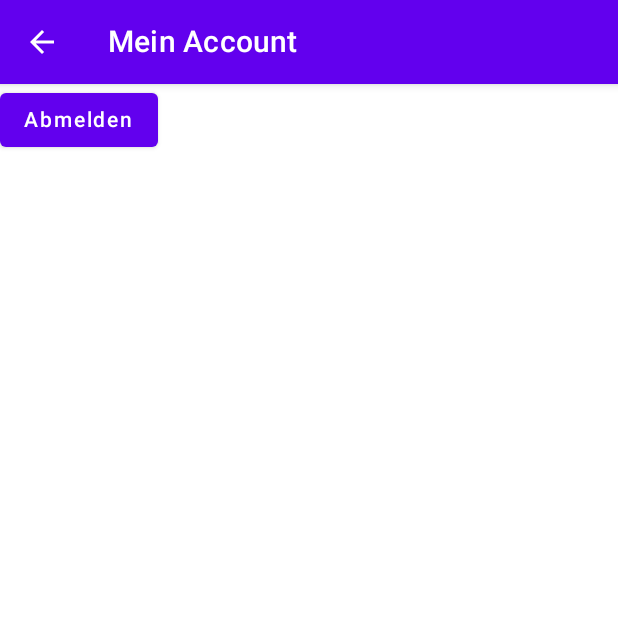
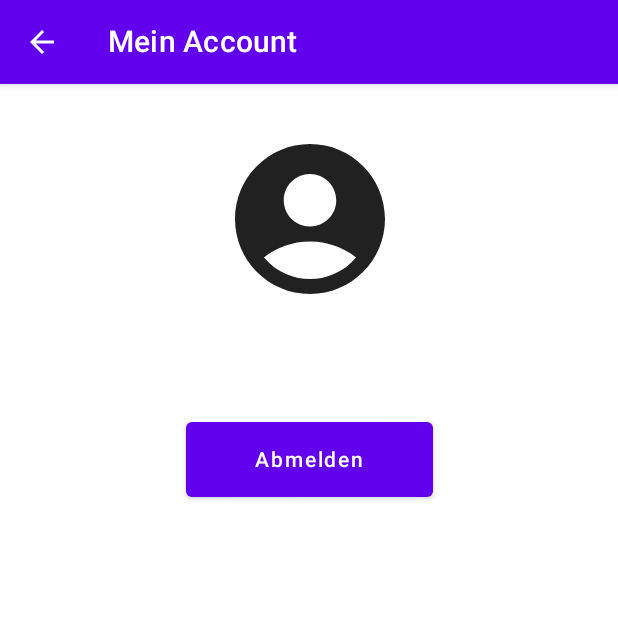
Before and after one commit to danielp0505/android-mobile-scanner, an Android app built with Jetpack Compose: the UserScreen screen opened through its navigation route, on a phone screen of 412 x 824 dp, the top half of it. Run offline under Robolectric (Android 15) with nearby library versions, the phone set to English and light mode, and no system bars; our stand-ins replace Firebase (no records; nobody signed in at launch, a user with empty details on screens opened directly), Room's generated code; libraries missing offline, so code that uses them is left out: com.firebase.ui.

Commit message:
- Basic Layout for UserScreen.kt - Adjusted layout of DocumentsListScreen.kt - Removed unused parameters

```diff
--- a/app/src/main/java/de/thm/ap/mobile_scanner/MainActivity.kt
+++ b/app/src/main/java/de/thm/ap/mobile_scanner/MainActivity.kt
@@ -126,9 +126,8 @@ class MainActivity : ComponentActivity() {
                                         navController.navigate("documentEditScreen")
                                               },
                                 editDocument = { documentUID: String ->
-                                    navController.navigate("documentEditScreen/${documentUID}")},
-                                login = { startSignIn() },
-                                logout = { signOut() }
+                                    navController.navigate("documentEditScreen/${documentUID}")
+                                }
                             )
                         }
                         composable("documentEditScreen") { backStackEntry: NavBackStackEntry ->
--- a/app/src/main/java/de/thm/ap/mobile_scanner/ui/screens/DocumentsListScreen.kt
+++ b/app/src/main/java/de/thm/ap/mobile_scanner/ui/screens/DocumentsListScreen.kt
@@ -18,6 +18,7 @@ import androidx.compose.foundation.text.KeyboardOptions
 import androidx.compose.material.*
 import androidx.compose.material.icons.Icons
 import androidx.compose.material.icons.filled.*
+import androidx.compose.material.icons.rounded.AccountCircle
 import androidx.compose.runtime.*
 import androidx.compose.ui.ExperimentalComposeUiApi
 import androidx.compose.ui.Modifier
@@ -27,6 +28,7 @@ import androidx.compose.ui.graphics.Color
 import androidx.compose.ui.platform.LocalContext
 import androidx.compose.ui.platform.LocalSoftwareKeyboardController
 import androidx.compose.ui.res.stringResource
+import androidx.compose.ui.text.font.FontWeight
 import androidx.compose.ui.text.input.ImeAction
 import androidx.compose.ui.text.style.TextOverflow
 import androidx.compose.ui.unit.dp
@@ -206,7 +208,7 @@ fun DocumentListTopAppBar(
                     openTagManagement()
                 }) {
                     Icon(
-                        imageVector = Icons.Default.Person,
+                        imageVector = Icons.Rounded.AccountCircle,
                         contentDescription = stringResource(id = R.string.my_account)
                     )
                 }
@@ -223,8 +225,6 @@ fun DocumentsListScreen(
     openUserScreen: () -> Unit,
     addDocument: () -> Unit,
     editDocument: (String) -> Unit,
-    login: () -> Unit,
-    logout: () -> Unit,
 ) {
     val vm: DocumentsListViewModel = viewModel()
     val context = LocalContext.current
@@ -258,7 +258,8 @@ fun DocumentsListScreen(
                     it.matches(vm.searchString) ||
                     it.document.title?.lowercase()?.contains(vm.searchString.lowercase()) == true
                 }, key = { it.document.documentId!! }) { documentWithTags ->
-                    DocumentListItem(document = documentWithTags.document,
+                    DocumentListItem(
+                        document = documentWithTags.document,
                         tags = documentWithTags.tags,
                         editDocument = {editDocument(documentWithTags.document.uri!!)},
 						openDocument = { openDocument(documentWithTags.document.uri!!) },
@@ -299,7 +300,8 @@ fun DocumentListItem(
     Row(
     ) {
         ListItem(modifier = Modifier
-            .background(color = if (vm.selectedDocuments.contains(document)) MaterialTheme.colors.secondary else MaterialTheme.colors.background)
+            .background(color = if (vm.selectedDocuments.contains(document)) MaterialTheme.colors.secondary
+                                else MaterialTheme.colors.background)
             .combinedClickable(
                 onClick = {
                     when {
@@ -318,12 +320,16 @@ fun DocumentListItem(
                 },
             ), text = {
             val title: String =
-                if (document.title == null) stringResource(id = R.string.unnamed_document) else document.title!!
+                if (document.title == null) stringResource(id = R.string.unnamed_document)
+                else document.title!!
             Text(
-                text = title, maxLines = 1, overflow = TextOverflow.Clip
+                text = title, maxLines = 1, overflow = TextOverflow.Clip,
+                fontWeight = FontWeight.SemiBold
             )
         }, secondaryText = {
-                LazyRow(content = {
+                LazyRow(
+                    modifier = Modifier.padding(vertical = 4.dp),
+                    content = {
                     items(items = tags, key = { it.tagId!! }) { tag ->
                         TagButton(tag = tag, onClick = {
                             vm.searchString = tag.name!!
@@ -363,6 +369,6 @@ fun TagButton(tag: Tag, onClick: () -> Unit) {
     },
         onClick = { onClick() },
         shape = RoundedCornerShape(15.dp),
-        modifier = Modifier.height(28.dp)
+        modifier = Modifier.height(30.dp)
     )
 }
--- a/app/src/main/java/de/thm/ap/mobile_scanner/ui/screens/UserScreen.kt
+++ b/app/src/main/java/de/thm/ap/mobile_scanner/ui/screens/UserScreen.kt
@@ -1,25 +1,33 @@
 package de.thm.ap.mobile_scanner.ui.screens
 
 import android.app.Application
-import androidx.compose.foundation.layout.Column
-import androidx.compose.foundation.layout.padding
+import androidx.compose.foundation.layout.*
 import androidx.compose.material.*
 import androidx.compose.material.icons.Icons
 import androidx.compose.material.icons.filled.ArrowBack
+import androidx.compose.material.icons.rounded.AccountCircle
 import androidx.compose.runtime.Composable
+import androidx.compose.ui.Alignment
 import androidx.compose.ui.Modifier
 import androidx.compose.ui.res.stringResource
+import androidx.compose.ui.text.font.FontWeight
+import androidx.compose.ui.unit.dp
+import androidx.compose.ui.unit.sp
 import androidx.lifecycle.AndroidViewModel
+import androidx.lifecycle.viewmodel.compose.viewModel
+import com.google.firebase.auth.ktx.auth
+import com.google.firebase.ktx.Firebase
 import de.thm.ap.mobile_scanner.R
 
 class UserScreenViewModel(app: Application) : AndroidViewModel(app) {
-
+    val username: String? = Firebase.auth.currentUser?.displayName
 }
 
 @Composable
 fun UserScreen(
     goBack: () -> Unit,
     logout: () -> Unit){
+    val vm: UserScreenViewModel = viewModel()
     Scaffold(
         topBar = {
             TopAppBar(navigationIcon = {
@@ -32,9 +40,34 @@ fun UserScreen(
             },
                 title = { Text(text = stringResource(id = R.string.my_account)) })
         }
-    ){
-        Column(Modifier.padding(it)) {
-            Button(onClick = logout) {
+    ){ padding ->
+        Column(
+            Modifier
+                .padding(padding)
+                .fillMaxWidth(1f),
+            horizontalAlignment = Alignment.CenterHorizontally
+        ) {
+            Spacer(modifier = Modifier.height(30.dp))
+            Icon(
+                imageVector = Icons.Rounded.AccountCircle,
+                contentDescription = "",
+                modifier = Modifier
+                    .fillMaxWidth(0.7f)
+                    .height(120.dp)
+            )
+            Spacer(modifier = Modifier.height(20.dp))
+            Text(
+                text = vm.username ?: stringResource(R.string.unknown_name),
+                fontWeight = FontWeight.SemiBold,
+                fontSize = 30.sp
+                )
+            Spacer(modifier = Modifier.height(20.dp))
+            Button(
+                onClick = logout,
+                modifier = Modifier
+                    .fillMaxWidth(0.4f)
+                    .height(50.dp)
+            ) {
                 Text(text = stringResource(R.string.logout))
             }
         }
--- a/app/src/main/res/values/strings.xml
+++ b/app/src/main/res/values/strings.xml
@@ -36,4 +36,5 @@
     <string name="welcome_get_started">Um deine Dokumente zu verwalten, musst du dich
     zuerst mit deinem Google-Account anmelden. Alle Dokumente werden automatisch in der Cloud gespeichert.
     </string>
+    <string name="unknown_name">Name unbekannt</string>
 </resources>
```
